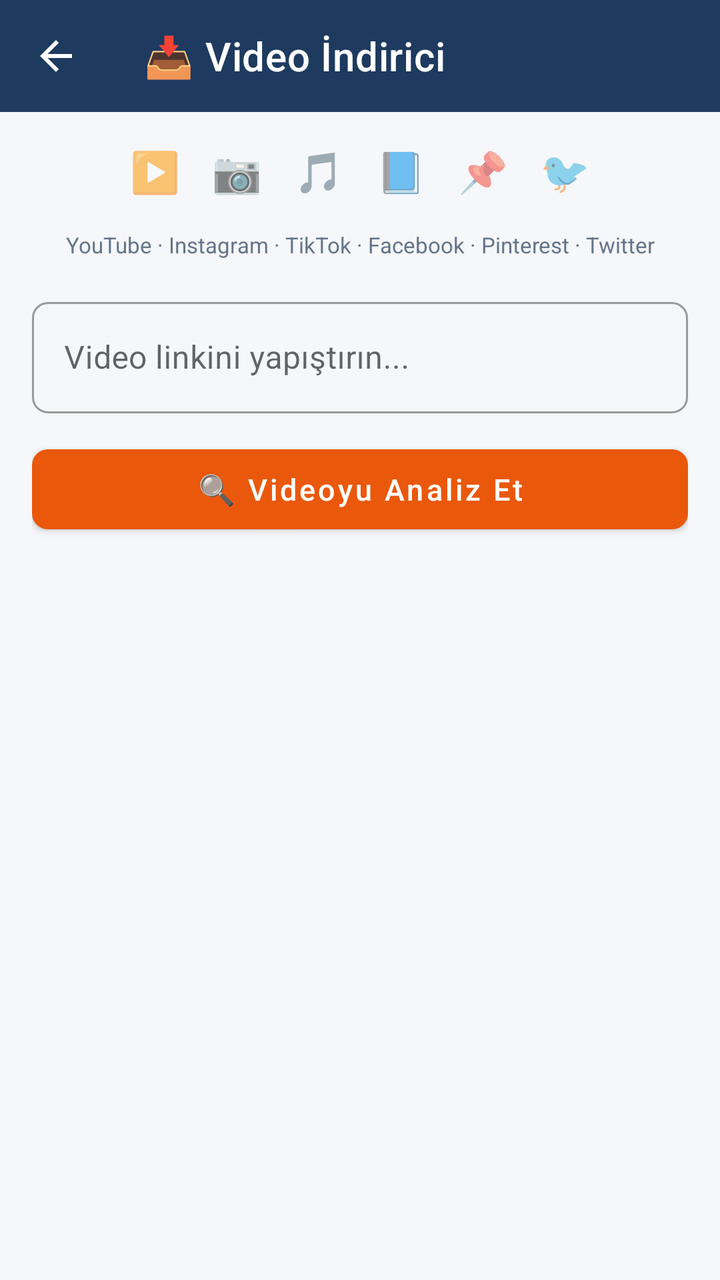
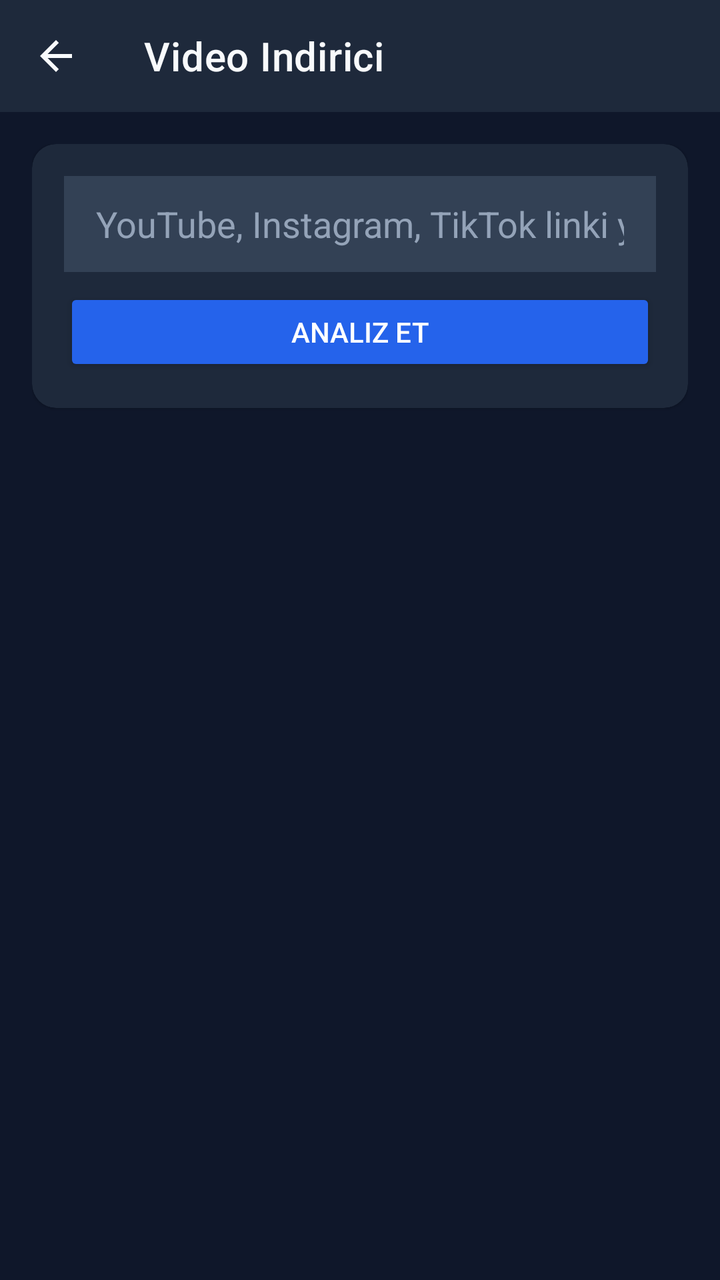

Before-and-after screenshots of an Android layout around one commit, followed by the original layout XML and the change that was made.
<!-- AndroidManifest.xml: application theme Theme.Crewintel -->
<!-- res/layout/activity_social_downloader.xml -->
<?xml version="1.0" encoding="utf-8"?>
<LinearLayout xmlns:android="http://schemas.android.com/apk/res/android"
    xmlns:app="http://schemas.android.com/apk/res-auto"
    android:layout_width="match_parent"
    android:layout_height="match_parent"
    android:orientation="vertical"
    android:background="#f5f7fa">

    <com.google.android.material.appbar.MaterialToolbar
        android:id="@+id/toolbar"
        android:layout_width="match_parent"
        android:layout_height="?attr/actionBarSize"
        android:background="#1e3a5f"
        app:titleTextColor="#ffffff"
        app:navigationIconTint="#ffffff"
        app:title="📥 Video İndirici"
        app:navigationIcon="?attr/homeAsUpIndicator" />

    <ScrollView
        android:layout_width="match_parent"
        android:layout_height="0dp"
        android:layout_weight="1"
        android:padding="16dp">

        <LinearLayout
            android:layout_width="match_parent"
            android:layout_height="wrap_content"
            android:orientation="vertical">

            
            <LinearLayout
                android:layout_width="match_parent"
                android:layout_height="wrap_content"
                android:orientation="horizontal"
                android:gravity="center"
                android:layout_marginBottom="16dp">

                <TextView android:layout_width="wrap_content" android:layout_height="wrap_content"
                    android:text="▶️" android:textSize="20sp" android:layout_marginHorizontal="8dp" />
                <TextView android:layout_width="wrap_content" android:layout_height="wrap_content"
                    android:text="📷" android:textSize="20sp" android:layout_marginHorizontal="8dp" />
                <TextView android:layout_width="wrap_content" android:layout_height="wrap_content"
                    android:text="🎵" android:textSize="20sp" android:layout_marginHorizontal="8dp" />
                <TextView android:layout_width="wrap_content" android:layout_height="wrap_content"
                    android:text="📘" android:textSize="20sp" android:layout_marginHorizontal="8dp" />
                <TextView android:layout_width="wrap_content" android:layout_height="wrap_content"
                    android:text="📌" android:textSize="20sp" android:layout_marginHorizontal="8dp" />
                <TextView android:layout_width="wrap_content" android:layout_height="wrap_content"
                    android:text="🐦" android:textSize="20sp" android:layout_marginHorizontal="8dp" />
            </LinearLayout>

            <TextView
                android:layout_width="match_parent"
                android:layout_height="wrap_content"
                android:text="YouTube · Instagram · TikTok · Facebook · Pinterest · Twitter"
                android:textColor="#64748b"
                android:textSize="11sp"
                android:gravity="center"
                android:layout_marginBottom="16dp" />

            
            <com.google.android.material.textfield.TextInputLayout
                style="@style/InputStyle"
                android:layout_width="match_parent"
                android:layout_height="wrap_content"
                android:hint="Video linkini yapıştırın..."
                android:layout_marginBottom="12dp">

                <com.google.android.material.textfield.TextInputEditText
                    android:id="@+id/etUrl"
                    android:layout_width="match_parent"
                    android:layout_height="wrap_content"
                    android:inputType="textUri"
                    android:singleLine="true" />
            </com.google.android.material.textfield.TextInputLayout>

            
            <com.google.android.material.button.MaterialButton
                android:id="@+id/btnAnalyze"
                style="@style/PrimaryButton"
                android:layout_width="match_parent"
                android:layout_height="52dp"
                android:text="🔍 Videoyu Analiz Et"
                android:textSize="15sp"
                android:layout_marginBottom="16dp" />

            
            <com.google.android.material.progressindicator.LinearProgressIndicator
                android:id="@+id/progressBar"
                android:layout_width="match_parent"
                android:layout_height="wrap_content"
                android:indeterminate="true"
                android:visibility="gone"
                android:layout_marginBottom="12dp" />

            
            <com.google.android.material.card.MaterialCardView
                android:id="@+id/resultCard"
                android:layout_width="match_parent"
                android:layout_height="wrap_content"
                android:visibility="gone"
                android:layout_marginBottom="12dp"
                app:cardCornerRadius="12dp"
                app:cardElevation="2dp">

                <LinearLayout
                    android:layout_width="match_parent"
                    android:layout_height="wrap_content"
                    android:orientation="vertical"
                    android:padding="16dp">

                    
                    <ImageView
                        android:id="@+id/ivThumbnail"
                        android:layout_width="match_parent"
                        android:layout_height="180dp"
                        android:scaleType="centerCrop"
                        android:background="#e2e8f0"
                        android:layout_marginBottom="12dp"
                        android:contentDescription="Thumbnail" />

                    
                    <TextView
                        android:id="@+id/tvTitle"
                        android:layout_width="match_parent"
                        android:layout_height="wrap_content"
                        android:textColor="#0f172a"
                        android:textSize="15sp"
                        android:textStyle="bold"
                        android:maxLines="3"
                        android:ellipsize="end"
                        android:layout_marginBottom="4dp" />

                    
                    <TextView
                        android:id="@+id/tvUploader"
                        android:layout_width="match_parent"
                        android:layout_height="wrap_content"
                        android:textColor="#64748b"
                        android:textSize="12sp"
                        android:layout_marginBottom="8dp" />

                    
                    <TextView
                        android:id="@+id/tvPlatform"
                        android:layout_width="wrap_content"
                        android:layout_height="wrap_content"
                        android:paddingHorizontal="10dp"
                        android:paddingVertical="3dp"
                        android:textSize="11sp"
                        android:textStyle="bold"
                        android:layout_marginBottom="12dp" />

                    
                    <TextView
                        android:layout_width="wrap_content"
                        android:layout_height="wrap_content"
                        android:text="Kalite Seçin:"
                        android:textColor="#475569"
                        android:textSize="13sp"
                        android:textStyle="bold"
                        android:layout_marginBottom="8dp" />

                    <Spinner
                        android:id="@+id/spinnerQuality"
                        android:layout_width="match_parent"
                        android:layout_height="48dp"
                        android:background="#e2e8f0"
                        android:layout_marginBottom="12dp" />

                    
                    <com.google.android.material.button.MaterialButton
                        android:id="@+id/btnDownload"
                        style="@style/PrimaryButton"
                        android:layout_width="match_parent"
                        android:layout_height="52dp"
                        android:text="⬇️ İndir"
                        android:textSize="15sp" />
                </LinearLayout>
            </com.google.android.material.card.MaterialCardView>

            
            <TextView
                android:id="@+id/tvError"
                android:layout_width="match_parent"
                android:layout_height="wrap_content"
                android:textColor="#dc2626"
                android:textSize="13sp"
                android:gravity="center"
                android:visibility="gone"
                android:padding="12dp"
                android:background="#fef2f2"
                android:layout_marginBottom="12dp" />

            
            <com.google.android.material.card.MaterialCardView
                android:id="@+id/downloadCard"
                android:layout_width="match_parent"
                android:layout_height="wrap_content"
                android:visibility="gone"
                app:cardCornerRadius="12dp"
                app:cardElevation="2dp">

                <LinearLayout
                    android:layout_width="match_parent"
                    android:layout_height="wrap_content"
                    android:orientation="vertical"
                    android:padding="16dp">

                    <TextView
                        android:id="@+id/tvDownloadStatus"
                        android:layout_width="match_parent"
                        android:layout_height="wrap_content"
                        android:text="İndiriliyor..."
                        android:textColor="#1e3a5f"
                        android:textSize="14sp"
                        android:textStyle="bold"
                        android:layout_marginBottom="8dp" />

                    <com.google.android.material.progressindicator.LinearProgressIndicator
                        android:id="@+id/downloadProgress"
                        android:layout_width="match_parent"
                        android:layout_height="wrap_content"
                        android:indeterminate="true" />
                </LinearLayout>
            </com.google.android.material.card.MaterialCardView>

        </LinearLayout>
    </ScrollView>
</LinearLayout>
<!-- resources referenced by this layout -->
<resources>
  <style name="InputStyle" parent="Widget.MaterialComponents.TextInputLayout.OutlinedBox">
          <item name="boxCornerRadiusTopStart">8dp</item>
          <item name="boxCornerRadiusTopEnd">8dp</item>
          <item name="boxCornerRadiusBottomStart">8dp</item>
          <item name="boxCornerRadiusBottomEnd">8dp</item>
      </style>
  <style name="PrimaryButton" parent="Widget.MaterialComponents.Button">
          <item name="backgroundTint">#ea580c</item>
          <item name="cornerRadius">8dp</item>
          <item name="android:textColor">#ffffff</item>
          <item name="android:textAllCaps">false</item>
      </style>
  <style name="Theme.Crewintel" parent="Theme.MaterialComponents.DayNight.DarkActionBar">
          <item name="colorPrimary">#1e3a5f</item>
          <item name="colorPrimaryVariant">#2d5a8e</item>
          <item name="colorOnPrimary">#ffffff</item>
          <item name="colorSecondary">#ea580c</item>
          <item name="colorSecondaryVariant">#f97316</item>
          <item name="colorOnSecondary">#ffffff</item>
          <item name="android:statusBarColor">#1e3a5f</item>
          <item name="android:windowBackground">#f5f7fa</item>
      </style>
</resources>

<!-- the commit's change to res/layout/activity_social_downloader.xml (unified diff, before → after) -->
@@ -4,104 +4,37 @@
     android:layout_width="match_parent"
     android:layout_height="match_parent"
     android:orientation="vertical"
-    android:background="#f5f7fa">
-
+    android:background="#0F172A">
+
+    
     <com.google.android.material.appbar.MaterialToolbar
         android:id="@+id/toolbar"
         android:layout_width="match_parent"
         android:layout_height="?attr/actionBarSize"
-        android:background="#1e3a5f"
-        app:titleTextColor="#ffffff"
-        app:navigationIconTint="#ffffff"
-        app:title="📥 Video İndirici"
-        app:navigationIcon="?attr/homeAsUpIndicator" />
+        android:background="#1E293B"
+        app:navigationIcon="@drawable/ic_back"
+        app:title="Video Indirici"
+        app:titleTextColor="#F8FAFC" />
 
     <ScrollView
         android:layout_width="match_parent"
         android:layout_height="0dp"
         android:layout_weight="1"
-        android:padding="16dp">
+        android:fillViewport="true">
 
         <LinearLayout
             android:layout_width="match_parent"
             android:layout_height="wrap_content"
-            android:orientation="vertical">
-
-            
-            <LinearLayout
-                android:layout_width="match_parent"
-                android:layout_height="wrap_content"
-                android:orientation="horizontal"
-                android:gravity="center"
-                android:layout_marginBottom="16dp">
-
-                <TextView android:layout_width="wrap_content" android:layout_height="wrap_content"
-                    android:text="▶️" android:textSize="20sp" android:layout_marginHorizontal="8dp" />
-                <TextView android:layout_width="wrap_content" android:layout_height="wrap_content"
-                    android:text="📷" android:textSize="20sp" android:layout_marginHorizontal="8dp" />
-                <TextView android:layout_width="wrap_content" android:layout_height="wrap_content"
-                    android:text="🎵" android:textSize="20sp" android:layout_marginHorizontal="8dp" />
-                <TextView android:layout_width="wrap_content" android:layout_height="wrap_content"
-                    android:text="📘" android:textSize="20sp" android:layout_marginHorizontal="8dp" />
-                <TextView android:layout_width="wrap_content" android:layout_height="wrap_content"
-                    android:text="📌" android:textSize="20sp" android:layout_marginHorizontal="8dp" />
-                <TextView android:layout_width="wrap_content" android:layout_height="wrap_content"
-                    android:text="🐦" android:textSize="20sp" android:layout_marginHorizontal="8dp" />
-            </LinearLayout>
-
-            <TextView
-                android:layout_width="match_parent"
-                android:layout_height="wrap_content"
-                android:text="YouTube · Instagram · TikTok · Facebook · Pinterest · Twitter"
-                android:textColor="#64748b"
-                android:textSize="11sp"
-                android:gravity="center"
-                android:layout_marginBottom="16dp" />
-
-            
-            <com.google.android.material.textfield.TextInputLayout
-                style="@style/InputStyle"
-                android:layout_width="match_parent"
-                android:layout_height="wrap_content"
-                android:hint="Video linkini yapıştırın..."
+            android:orientation="vertical"
+            android:padding="16dp">
+
+            
+            <com.google.android.material.card.MaterialCardView
+                android:layout_width="match_parent"
+                android:layout_height="wrap_content"
+                app:cardCornerRadius="12dp"
+                app:cardBackgroundColor="#1E293B"
                 android:layout_marginBottom="12dp">
-
-                <com.google.android.material.textfield.TextInputEditText
-                    android:id="@+id/etUrl"
-                    android:layout_width="match_parent"
-                    android:layout_height="wrap_content"
-                    android:inputType="textUri"
-                    android:singleLine="true" />
-            </com.google.android.material.textfield.TextInputLayout>
-
-            
-            <com.google.android.material.button.MaterialButton
-                android:id="@+id/btnAnalyze"
-                style="@style/PrimaryButton"
-                android:layout_width="match_parent"
-                android:layout_height="52dp"
-                android:text="🔍 Videoyu Analiz Et"
-                android:textSize="15sp"
-                android:layout_marginBottom="16dp" />
-
-            
-            <com.google.android.material.progressindicator.LinearProgressIndicator
-                android:id="@+id/progressBar"
-                android:layout_width="match_parent"
-                android:layout_height="wrap_content"
-                android:indeterminate="true"
-                android:visibility="gone"
-                android:layout_marginBottom="12dp" />
-
-            
-            <com.google.android.material.card.MaterialCardView
-                android:id="@+id/resultCard"
-                android:layout_width="match_parent"
-                android:layout_height="wrap_content"
-                android:visibility="gone"
-                android:layout_marginBottom="12dp"
-                app:cardCornerRadius="12dp"
-                app:cardElevation="2dp">
 
                 <LinearLayout
                     android:layout_width="match_parent"
@@ -109,97 +42,65 @@
                     android:orientation="vertical"
                     android:padding="16dp">
 
-                    
-                    <ImageView
-                        android:id="@+id/ivThumbnail"
-                        android:layout_width="match_parent"
-                        android:layout_height="180dp"
-                        android:scaleType="centerCrop"
-                        android:background="#e2e8f0"
-                        android:layout_marginBottom="12dp"
-                        android:contentDescription="Thumbnail" />
-
-                    
-                    <TextView
-                        android:id="@+id/tvTitle"
-                        android:layout_width="match_parent"
-                        android:layout_height="wrap_content"
-                        android:textColor="#0f172a"
-                        android:textSize="15sp"
-                        android:textStyle="bold"
-                        android:maxLines="3"
-                        android:ellipsize="end"
-                        android:layout_marginBottom="4dp" />
-
-                    
-                    <TextView
-                        android:id="@+id/tvUploader"
-                        android:layout_width="match_parent"
-                        android:layout_height="wrap_content"
-                        android:textColor="#64748b"
-                        android:textSize="12sp"
-                        android:layout_marginBottom="8dp" />
-
-                    
-                    <TextView
-                        android:id="@+id/tvPlatform"
-                        android:layout_width="wrap_content"
-                        android:layout_height="wrap_content"
-                        android:paddingHorizontal="10dp"
-                        android:paddingVertical="3dp"
-                        android:textSize="11sp"
-                        android:textStyle="bold"
-                        android:layout_marginBottom="12dp" />
-
-                    
-                    <TextView
-                        android:layout_width="wrap_content"
-                        android:layout_height="wrap_content"
-                        android:text="Kalite Seçin:"
-                        android:textColor="#475569"
-                        android:textSize="13sp"
-                        android:textStyle="bold"
-                        android:layout_marginBottom="8dp" />
-
-                    <Spinner
-                        android:id="@+id/spinnerQuality"
+                    <EditText
+                        android:id="@+id/etUrl"
                         android:layout_width="match_parent"
                         android:layout_height="48dp"
-                        android:background="#e2e8f0"
-                        android:layout_marginBottom="12dp" />
-
-                    
-                    <com.google.android.material.button.MaterialButton
-                        android:id="@+id/btnDownload"
-                        style="@style/PrimaryButton"
-                        android:layout_width="match_parent"
-                        android:layout_height="52dp"
-                        android:text="⬇️ İndir"
-                        android:textSize="15sp" />
+                        android:background="#334155"
+                        android:hint="YouTube, Instagram, TikTok linki yapistirin"
+                        android:textColor="#F8FAFC"
+                        android:textColorHint="#94A3B8"
+                        android:paddingHorizontal="16dp"
+                        android:singleLine="true"
+                        android:inputType="textUri" />
+
+                    <LinearLayout
+                        android:layout_width="match_parent"
+                        android:layout_height="wrap_content"
+                        android:orientation="horizontal"
+                        android:layout_marginTop="8dp">
+
+                        <Button
+                            android:id="@+id/btnAnalyze"
+                            android:layout_width="0dp"
+                            android:layout_height="44dp"
+                            android:layout_weight="1"
+                            android:text="Analiz Et"
+                            android:textColor="#FFFFFF"
+                            android:backgroundTint="#2563EB" />
+
+                    </LinearLayout>
                 </LinearLayout>
             </com.google.android.material.card.MaterialCardView>
 
             
+            <ProgressBar
+                android:id="@+id/progressBar"
+                android:layout_width="match_parent"
+                android:layout_height="wrap_content"
+                android:layout_gravity="center"
+                android:visibility="gone" />
+
+            
             <TextView
                 android:id="@+id/tvError"
                 android:layout_width="match_parent"
                 android:layout_height="wrap_content"
-                android:textColor="#dc2626"
+                android:textColor="#EF4444"
                 android:textSize="13sp"
-                android:gravity="center"
                 android:visibility="gone"
-                android:padding="12dp"
-                android:background="#fef2f2"
-                android:layout_marginBottom="12dp" />
+                android:padding="8dp"
+                android:layout_marginBottom="8dp" />
 
             
             <com.google.android.material.card.MaterialCardView
-                android:id="@+id/downloadCard"
-                android:layout_width="match_parent"
-                android:layout_height="wrap_content"
-                android:visibility="gone"
+                android:id="@+id/resultCard"
+                android:layout_width="match_parent"
+                android:layout_height="wrap_content"
                 app:cardCornerRadius="12dp"
-                app:cardElevation="2dp">
+                app:cardBackgroundColor="#1E293B"
+                android:layout_marginBottom="12dp"
+                android:visibility="gone">
 
                 <LinearLayout
                     android:layout_width="match_parent"
@@ -207,23 +108,141 @@
                     android:orientation="vertical"
                     android:padding="16dp">
 
+                    
+                    <ImageView
+                        android:id="@+id/ivThumbnail"
+                        android:layout_width="match_parent"
+                        android:layout_height="180dp"
+                        android:scaleType="centerCrop"
+                        android:background="#334155" />
+
+                    
                     <TextView
-                        android:id="@+id/tvDownloadStatus"
-                        android:layout_width="match_parent"
-                        android:layout_height="wrap_content"
-                        android:text="İndiriliyor..."
-                        android:textColor="#1e3a5f"
-                        android:textSize="14sp"
+                        android:id="@+id/tvPlatform"
+                        android:layout_width="wrap_content"
+                        android:layout_height="wrap_content"
+                        android:paddingHorizontal="10dp"
+                        android:paddingVertical="4dp"
+                        android:layout_marginTop="8dp"
+                        android:textSize="12sp"
+                        android:textStyle="bold" />
+
+                    
+                    <TextView
+                        android:id="@+id/tvTitle"
+                        android:layout_width="match_parent"
+                        android:layout_height="wrap_content"
+                        android:textColor="#F8FAFC"
+                        android:textSize="16sp"
                         android:textStyle="bold"
-                        android:layout_marginBottom="8dp" />
-
-                    <com.google.android.material.progressindicator.LinearProgressIndicator
-                        android:id="@+id/downloadProgress"
-                        android:layout_width="match_parent"
-                        android:layout_height="wrap_content"
-                        android:indeterminate="true" />
+                        android:layout_marginTop="8dp"
+                        android:maxLines="2"
+                        android:ellipsize="end" />
+
+                    
+                    <TextView
+                        android:id="@+id/tvUploader"
+                        android:layout_width="match_parent"
+                        android:layout_height="wrap_content"
+                        android:textColor="#94A3B8"
+                        android:textSize="13sp"
+                        android:layout_marginTop="4dp" />
+
+                    
+                    <LinearLayout
+                        android:layout_width="match_parent"
+                        android:layout_height="wrap_content"
+                        android:orientation="horizontal"
+                        android:layout_marginTop="12dp"
+                        android:gravity="center_vertical">
+
+                        <TextView
+                            android:layout_width="wrap_content"
+                            android:layout_height="wrap_content"
+                            android:text="Kalite: "
+                            android:textColor="#94A3B8"
+                            android:textSize="14sp" />
+
+                        <Spinner
+                            android:id="@+id/spinnerQuality"
+                            android:layout_width="0dp"
+                            android:layout_height="40dp"
+                            android:layout_weight="1"
+                            android:background="#334155" />
+
+                    </LinearLayout>
+
+                    
+                    <Button
+                        android:id="@+id/btnDownload"
+                        android:layout_width="match_parent"
+                        android:layout_height="48dp"
+                        android:layout_marginTop="12dp"
+                        android:text="Indir"
+                        android:textColor="#FFFFFF"
+                        android:backgroundTint="#16A34A" />
+                    
+                    <com.google.android.material.card.MaterialCardView
+                        android:id="@+id/downloadCard"
+                        android:layout_width="match_parent"
+                        android:layout_height="wrap_content"
+                        app:cardCornerRadius="8dp"
+                        app:cardBackgroundColor="#334155"
+                        android:layout_marginTop="8dp"
+                        android:visibility="gone">
+
+                        <TextView
+                            android:id="@+id/tvDownloadStatus"
+                            android:layout_width="match_parent"
+                            android:layout_height="wrap_content"
+                            android:textColor="#94A3B8"
+                            android:textSize="13sp"
+                            android:padding="12dp"
+                            android:text="Indiriliyor..." />
+
+                    </com.google.android.material.card.MaterialCardView>
+
                 </LinearLayout>
             </com.google.android.material.card.MaterialCardView>
+
+            
+            <TextView
+                android:id="@+id/tvActiveHeader"
+                android:layout_width="match_parent"
+                android:layout_height="wrap_content"
+                android:text="Aktif Indirmeler"
+                android:textColor="#F8FAFC"
+                android:textSize="15sp"
+                android:textStyle="bold"
+                android:layout_marginBottom="8dp"
+                android:visibility="gone" />
+
+            <androidx.recyclerview.widget.RecyclerView
+                android:id="@+id/rvActiveDownloads"
+                android:layout_width="match_parent"
+                android:layout_height="wrap_content"
+                android:nestedScrollingEnabled="false"
+                android:visibility="gone" />
+
+            
+            <TextView
+                android:id="@+id/tvHistoryHeader"
+                android:layout_width="match_parent"
+                android:layout_height="wrap_content"
+                android:text="Indirme Gecmisi"
+                android:textColor="#F8FAFC"
+                android:textSize="15sp"
+                android:textStyle="bold"
+                android:layout_marginTop="16dp"
+                android:layout_marginBottom="8dp"
+                android:visibility="gone" />
+
+            <androidx.recyclerview.widget.RecyclerView
+                android:id="@+id/rvHistory"
+                android:layout_width="match_parent"
+                android:layout_height="wrap_content"
+                android:nestedScrollingEnabled="false"
+                android:visibility="gone" />
 
         </LinearLayout>
     </ScrollView>
<!-- resource entries referenced after the edit -->
@@ -1,17 +1,16 @@
 <!-- resources referenced by this layout -->
 <resources>
-  <style name="InputStyle" parent="Widget.MaterialComponents.TextInputLayout.OutlinedBox">
-          <item name="boxCornerRadiusTopStart">8dp</item>
-          <item name="boxCornerRadiusTopEnd">8dp</item>
-          <item name="boxCornerRadiusBottomStart">8dp</item>
-          <item name="boxCornerRadiusBottomEnd">8dp</item>
-      </style>
-  <style name="PrimaryButton" parent="Widget.MaterialComponents.Button">
-          <item name="backgroundTint">#ea580c</item>
-          <item name="cornerRadius">8dp</item>
-          <item name="android:textColor">#ffffff</item>
-          <item name="android:textAllCaps">false</item>
-      </style>
+  <!-- drawable ic_back (drawable) -->
+  <vector xmlns:android="http://schemas.android.com/apk/res/android"
+      android:width="24dp"
+      android:height="24dp"
+      android:viewportWidth="24"
+      android:viewportHeight="24"
+      android:tint="#F8FAFC">
+      <path
+          android:fillColor="#FF000000"
+          android:pathData="M20,11H7.83l5.59,-5.59L12,4l-8,8 8,8 1.41,-1.41L7.83,13H20v-2z"/>
+  </vector>
   <style name="Theme.Crewintel" parent="Theme.MaterialComponents.DayNight.DarkActionBar">
           <item name="colorPrimary">#1e3a5f</item>
           <item name="colorPrimaryVariant">#2d5a8e</item>
